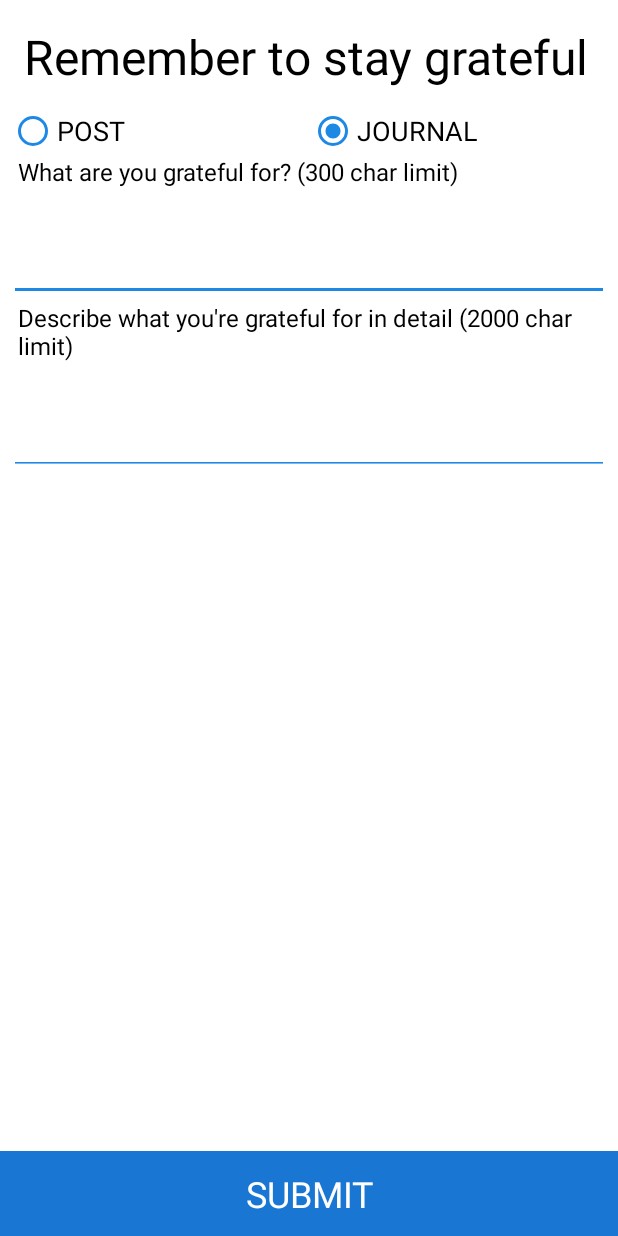
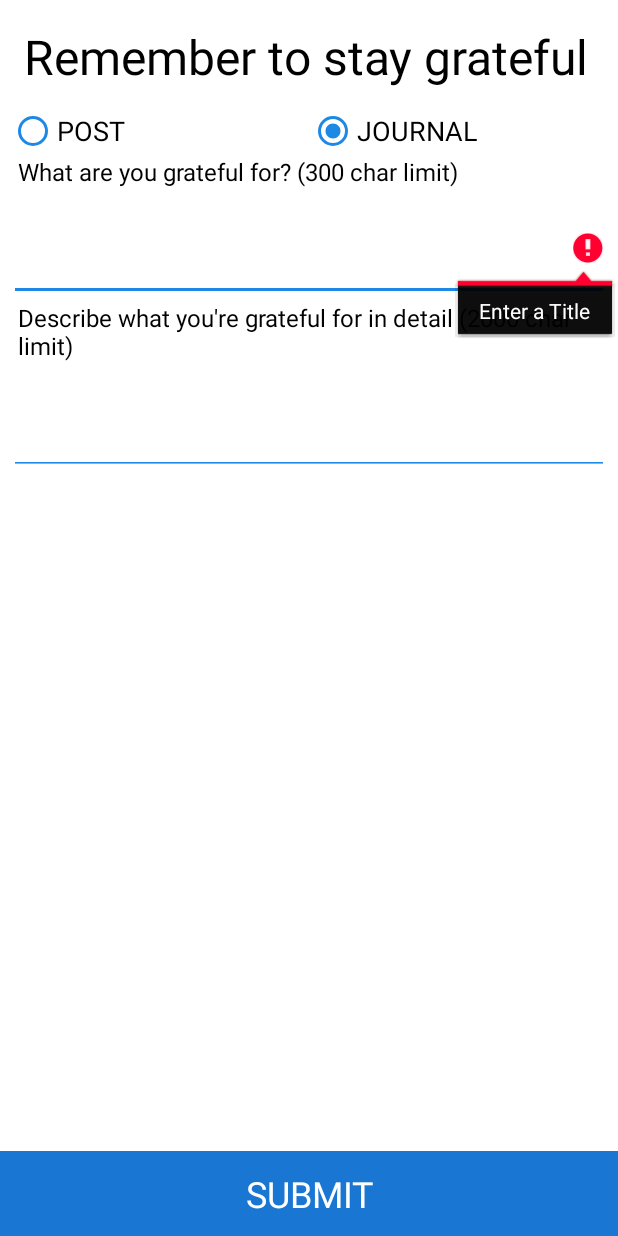
Before and after one commit to harrytrandesign/android_capstone_application_grateful, an Android app: the SubmitActivity screen opened directly, with no data from a screen before it, after a tap on "SUBMIT", on a phone screen of 412 x 824 dp. Run offline under Robolectric (Android 15) with nearby library versions, the phone set to English and light mode, and no system bars; our stand-ins replace Firebase (no records; nobody signed in at launch, a user with empty details on screens opened directly); 4 statements that could not run were skipped; 2 other taps on this screen came first.

Commit message:
Empty Post&Journal string check before posting to database.

```diff
--- a/app/src/main/java/com/htdwps/grateful/SubmitActivity.java
+++ b/app/src/main/java/com/htdwps/grateful/SubmitActivity.java
@@ -19,6 +19,7 @@ import com.google.firebase.database.ServerValue;
 import com.htdwps.grateful.Model.Entries;
 import com.htdwps.grateful.Model.User;
 import com.htdwps.grateful.Util.FirebaseUtil;
+import com.htdwps.grateful.Util.UserAuthCheckUtil;
 
 import java.util.HashMap;
 import java.util.Map;
@@ -30,8 +31,8 @@ public class SubmitActivity extends AppCompatActivity implements View.OnClickLis
     private DatabaseReference personalReference;
     FirebaseAuth firebaseAuth;
     FirebaseUser firebaseUser;
-    EditText postText;
-    EditText journalText;
+    EditText etPostTitleText;
+    EditText etJournalEntryText;
     LinearLayout journalLayout;
     TextView postButton;
     TextView tvEntryHeader;
@@ -56,11 +57,18 @@ public class SubmitActivity extends AppCompatActivity implements View.OnClickLis
         // TODO: Hide the switch for now, all posts receive isPublic = true until later update
         isPublic = true;
         entryType = "Post";
-        postString = "";
-        journalString = "";
+//        postString = "";
+//        journalString = "";
 
         setupFirebase();
         setupLayout();
+
+    }
+
+    public void authUserVerification() {
+        Intent signOnIntent = new Intent(SubmitActivity.this, AuthActivity.class);
+        signOnIntent.addFlags(Intent.FLAG_ACTIVITY_CLEAR_TASK | Intent.FLAG_ACTIVITY_NEW_TASK);
+        startActivity(signOnIntent);
     }
 
     public void setupFirebase() {
@@ -69,6 +77,14 @@ public class SubmitActivity extends AppCompatActivity implements View.OnClickLis
         publicReference = FirebaseUtil.getAllPostRef();
         firebaseAuth = FirebaseAuth.getInstance();
         firebaseUser = firebaseAuth.getCurrentUser();
+
+        // Check user isn't null
+        if (firebaseUser == null) {
+
+            UserAuthCheckUtil.authUserVerification(this);
+
+        }
+
     }
 
     public void setCustomTypeface() {
@@ -79,8 +95,8 @@ public class SubmitActivity extends AppCompatActivity implements View.OnClickLis
 
         tvEntryHeader.setTypeface(headerFont);
 
-        postText.setTypeface(editTextFont);
-        journalText.setTypeface(editTextFont);
+        etPostTitleText.setTypeface(editTextFont);
+        etJournalEntryText.setTypeface(editTextFont);
         radioButtonPost.setTypeface(editTextFont);
         radioButtonJournal.setTypeface(editTextFont);
 
@@ -95,8 +111,8 @@ public class SubmitActivity extends AppCompatActivity implements View.OnClickLis
         tvEntryHeader = findViewById(R.id.tv_submit_title);
         tvPostHint = findViewById(R.id.submit_hint_post);
         tvSubmitJournalHint = findViewById(R.id.submit_hint_journal);
-        postText = findViewById(R.id.et_post_input);
-        journalText = findViewById(R.id.et_journal_input);
+        etPostTitleText = findViewById(R.id.et_post_input);
+        etJournalEntryText = findViewById(R.id.et_journal_input);
         radioButtonPost = findViewById(R.id.radio_label_post);
         radioButtonPost.setChecked(true);
         radioButtonJournal = findViewById(R.id.radio_label_journal);
@@ -173,12 +189,24 @@ public class SubmitActivity extends AppCompatActivity implements View.OnClickLis
         switch (entryType) {
 
             case "Post":
-                postString = postText.getText().toString();
+
+                postString = etPostTitleText.getText().toString();
+
+                if (postString.equals("") || postString == null || postString.length() < 1) {
+
+                    etPostTitleText.setError(getApplication().getResources().getString(R.string.submit_error_post_title_text));
+
+                    break;
+
+                } else {
 
                     entries = new Entries(user, user.getUserDisplayName(), entryType, postString, ServerValue.TIMESTAMP, "");
 
+                    // For the moment every post is set to isPublic = true
                     if (isPublic) {
+
                         newPost.put("post_public_all/" + randomPostKey, entries);
+
                     }
 
                     newPost.put("post_private_user/" + user.getUserid() + "/" + randomPostKey, entries);
@@ -187,9 +215,26 @@ public class SubmitActivity extends AppCompatActivity implements View.OnClickLis
 
                     break;
 
+                }
+
             case "Journal":
-                postString = postText.getText().toString();
-                journalString = journalText.getText().toString();
+
+                postString = etPostTitleText.getText().toString();
+                journalString = etJournalEntryText.getText().toString();
+
+                if (postString.equals("") || postString == null || postString.length() < 1) {
+
+                    etPostTitleText.setError(getApplication().getResources().getString(R.string.submit_error_post_title_text));
+
+                    break;
+
+                } else if (journalString.equals("") || journalString == null || journalString.length() < 1) {
+
+                    etJournalEntryText.setError(getApplication().getResources().getString(R.string.submit_error_journal_text));
+
+                    break;
+
+                } else {
 
                     entries = new Entries(user, user.getUserDisplayName(), entryType, postString, journalString, ServerValue.TIMESTAMP, "");
 
@@ -199,6 +244,8 @@ public class SubmitActivity extends AppCompatActivity implements View.OnClickLis
                     publishToDatabase(newPost);
 
                     break;
+
+                }
 
             default:
 
--- a/app/src/main/java/com/htdwps/grateful/Viewholder/EntryViewHolder.java
+++ b/app/src/main/java/com/htdwps/grateful/Viewholder/EntryViewHolder.java
@@ -47,6 +47,8 @@ public class EntryViewHolder extends RecyclerView.ViewHolder{
         setEntryPostText(text3);
         setEntryJournalText(text4);
         setEntryTimestamp(text5);
+        // TODO: 12/30/17 - Hide the comment count until it's needed.
+        entryCommentCount.setVisibility(View.INVISIBLE);
     }
 
     private void setEntryTypeImage(String text) {
--- a/app/src/main/res/layout/fragment_user_post.xml
+++ b/app/src/main/res/layout/fragment_user_post.xml
@@ -20,8 +20,6 @@
     <android.support.v7.widget.RecyclerView
         android:id="@+id/fragment_recyclerview_post"
         android:layout_width="match_parent"
-        android:layout_height="match_parent"
-        android:paddingEnd="@dimen/padding_xsmall"
-        android:paddingStart="@dimen/padding_xsmall"/>
+        android:layout_height="match_parent"/>
 
 </LinearLayout>
--- a/app/src/main/res/values/strings.xml
+++ b/app/src/main/res/values/strings.xml
@@ -43,6 +43,8 @@
     <string name="submit.hint.post">What are you grateful for? (300 char limit)</string>
     <string name="submit.hint.journal">Describe what you\'re grateful for in detail (2000 char limit)</string>
     <string name="submit.button">Submit</string>
+    <string name="submit_error_post_title_text">Enter a Title</string>
+    <string name="submit_error_journal_text">Enter a journal entry</string>
 
     <!-- Placeholder Text -->
     <string name="item_post_displayname">Member shared…</string>
@@ -52,11 +54,11 @@
     <string name="navi_tv_displayname_placeholder">Welcome Username</string>
     <string name="navi_tv_welcome_user">Welcome</string>
 
-    <!-- TODO: Remove or change this placeholder text -->
-    <string name="hello_blank_fragment">Hello blank fragment</string>
     <string name="item_tv_comment_count">Comment</string>
     <string name="next_button_text">Next</string>
     <string name="tv_quote_inspire_daily">Inspire Yourself Daily…</string>
-    <string name="tv_user_wrote">You Wrote</string>
+    <string name="tv_user_wrote">You Wrote…</string>
+
+    <string name="hello_blank_fragment">Hello blank fragment</string>
 
 </resources>
```
Also changed, not shown: app/src/main/java/com/htdwps/grateful/AuthActivity.java (+8 -3 lines), app/src/main/java/com/htdwps/grateful/ListActivity.java (+0 -37 lines), app/src/main/java/com/htdwps/grateful/Util/UserAuthCheckUtil.java (added, +21 -0 lines). Lines whose indentation alone changed are shown as unchanged.
